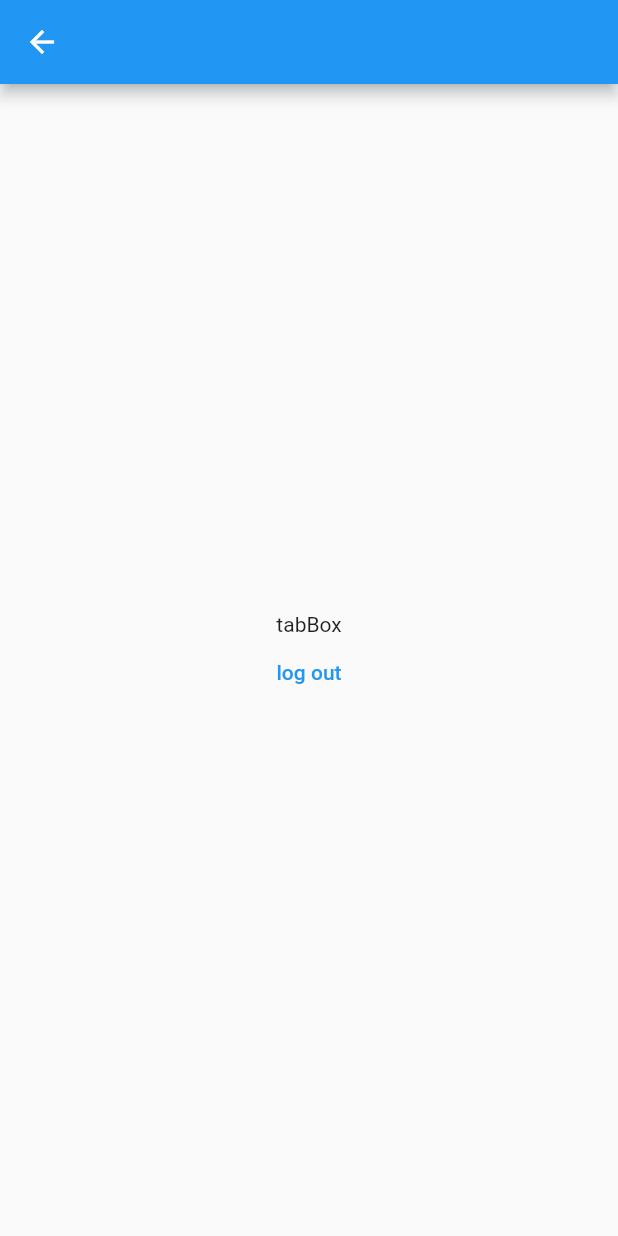
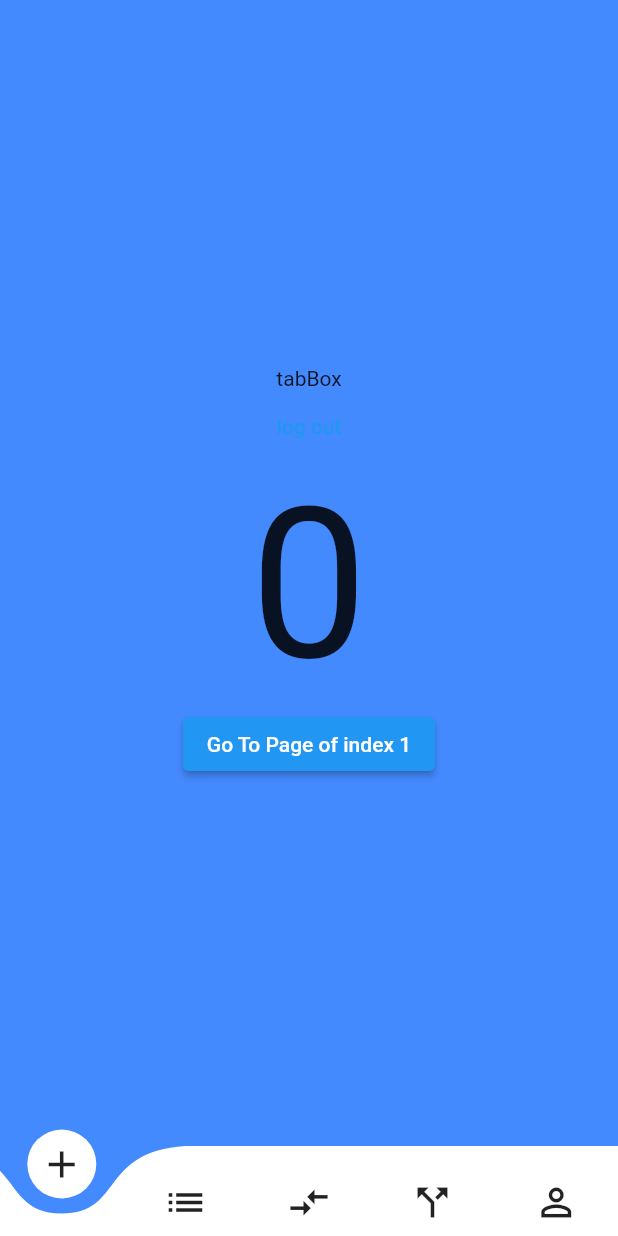
Before and after one commit to ravshan1119/techno_city, a Flutter app: the TabBox screen opened directly, on a phone screen of 412 x 824 dp. Run offline on Flutter 3.47's test engine with Material 2 defaults, Android fonts, the phone set to English and light mode, and no system bars; drawn by our look-alikes of curved_navigation_bar; our stand-ins replace firebase_auth, firebase_core, flutter_screenutil, zoom_tap_animation; accounts and stored records are empty; network calls fail.

Commit message:
some changes

```diff
--- a/lib/app/app.dart
+++ b/lib/app/app.dart
@@ -18,7 +18,7 @@ class App extends StatelessWidget {
           } else if (snapshot.data == null) {
             return const LoginScreen();
           } else {
-            return const TabBox();
+            return TabBox();
           }
         },
       ),
--- a/lib/providers/auth_provider.dart
+++ b/lib/providers/auth_provider.dart
@@ -2,6 +2,7 @@ import 'package:firebase_auth/firebase_auth.dart';
 import 'package:flutter/cupertino.dart';
 import 'package:flutter/foundation.dart';
 import 'package:flutter/material.dart';
+import 'package:techno_city/ui/tab/tab_box.dart';
 
 class AuthProvider with ChangeNotifier {
   TextEditingController emailController = TextEditingController();
@@ -34,6 +35,10 @@ class AuthProvider with ChangeNotifier {
         email: email,
         password: password,
       );
+      if(context.mounted){
+        Navigator.pushReplacement(
+            context, MaterialPageRoute(builder: (context) => TabBox()));
+      }
       isLoading = false;
       notifyListeners();
     } on FirebaseAuthException catch (e) {
@@ -50,6 +55,7 @@ class AuthProvider with ChangeNotifier {
       manageMessage(context, err.toString());
     }
   }
+
   Future<void> LogInUser(BuildContext context) async {
     String password = passwordController.text;
     String email = emailController.text;
@@ -92,7 +98,6 @@ class AuthProvider with ChangeNotifier {
   }
 }
 
-
 // _checkAuthState() {
 //   FirebaseAuth.instance.authStateChanges().listen((User? user) {
 //     if (user == null) {
--- a/lib/ui/tab/tab_box.dart
+++ b/lib/ui/tab/tab_box.dart
@@ -1,20 +1,50 @@
+import 'package:curved_navigation_bar/curved_navigation_bar.dart';
 import 'package:flutter/material.dart';
 import 'package:provider/provider.dart';
 import 'package:techno_city/providers/auth_provider.dart';
 
 class TabBox extends StatefulWidget {
-  const TabBox({super.key});
-
   @override
-  State<TabBox> createState() => _TabBoxState();
+  _TabBoxState createState() => _TabBoxState();
 }
 
 class _TabBoxState extends State<TabBox> {
+  int _page = 0;
+  GlobalKey<CurvedNavigationBarState> _bottomNavigationKey = GlobalKey();
+
   @override
   Widget build(BuildContext context) {
     return Scaffold(
-      appBar: AppBar(),
-      body: Column(
+        bottomNavigationBar: CurvedNavigationBar(
+          key: _bottomNavigationKey,
+          index: 0,
+          height: 60.0,
+          items: <Widget>[
+            Icon(Icons.add, size: 30),
+            Icon(Icons.list, size: 30),
+            Icon(Icons.compare_arrows, size: 30),
+            Icon(Icons.call_split, size: 30),
+            Icon(Icons.perm_identity, size: 30),
+          ],
+          color: Colors.white,
+          buttonBackgroundColor: Colors.white,
+          backgroundColor: Colors.blueAccent,
+          animationCurve: Curves.easeInOut,
+          animationDuration: Duration(milliseconds: 600),
+          onTap: (index) {
+            setState(() {
+              _page = index;
+            });
+          },
+          letIndexChange: (index) => true,
+        ),
+        body: Container(
+          color: Colors.blueAccent,
+          child: Center(
+            child: Column(
+              mainAxisAlignment: MainAxisAlignment.center,
+              children: <Widget>[
+                Column(
                   mainAxisAlignment: MainAxisAlignment.center,
                   children: [
                     const Center(
@@ -27,6 +57,18 @@ class _TabBoxState extends State<TabBox> {
                         child: const Text("log out"))
                   ],
                 ),
-    );
+                Text(_page.toString(), textScaleFactor: 10.0),
+                ElevatedButton(
+                  child: Text('Go To Page of index 1'),
+                  onPressed: () {
+                    final CurvedNavigationBarState? navBarState =
+                        _bottomNavigationKey.currentState;
+                    navBarState?.setPage(1);
+                  },
+                )
+              ],
+            ),
+          ),
+        ));
   }
 }
--- a/pubspec.yaml
+++ b/pubspec.yaml
@@ -20,6 +20,7 @@ dependencies:
   flutter_svg: ^2.0.7
   zoom_tap_animation: ^1.1.0
   provider: ^6.0.5
+  curved_navigation_bar: ^1.0.3
 
 dev_dependencies:
   flutter_test:
```
Also changed, not shown: pubspec.lock. Lines whose indentation alone changed are shown as unchanged.
